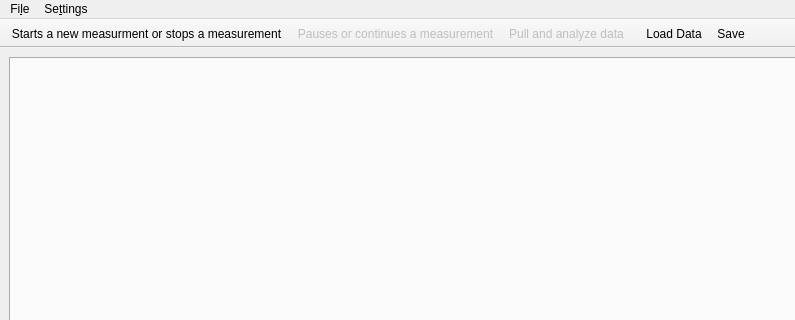
This is src/qudi/gui/qdyne/ui/maingui.ui in Ulm-IQO/qudi-iqo-modules as Qt 5 draws it before an edit; both pictures show x 0 to 795 and y 0 to 320 of the 929 by 818 pixel window. The edited form follows.
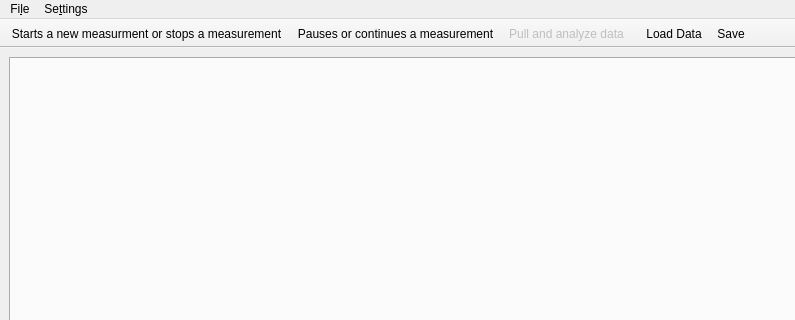
This is the edited form. Icons and pictures are not drawn.

Commit message: enable pause/continue button in maingui.ui

Patch:
```diff
--- a/src/qudi/gui/qdyne/ui/maingui.ui
+++ b/src/qudi/gui/qdyne/ui/maingui.ui
@@ -152,7 +152,7 @@
     <bool>true</bool>
    </property>
    <property name="enabled">
-    <bool>false</bool>
+    <bool>true</bool>
    </property>
    <property name="icon">
     <iconset>
```
Left out of the diff: 2 changed lines with no effect on the pictures.
